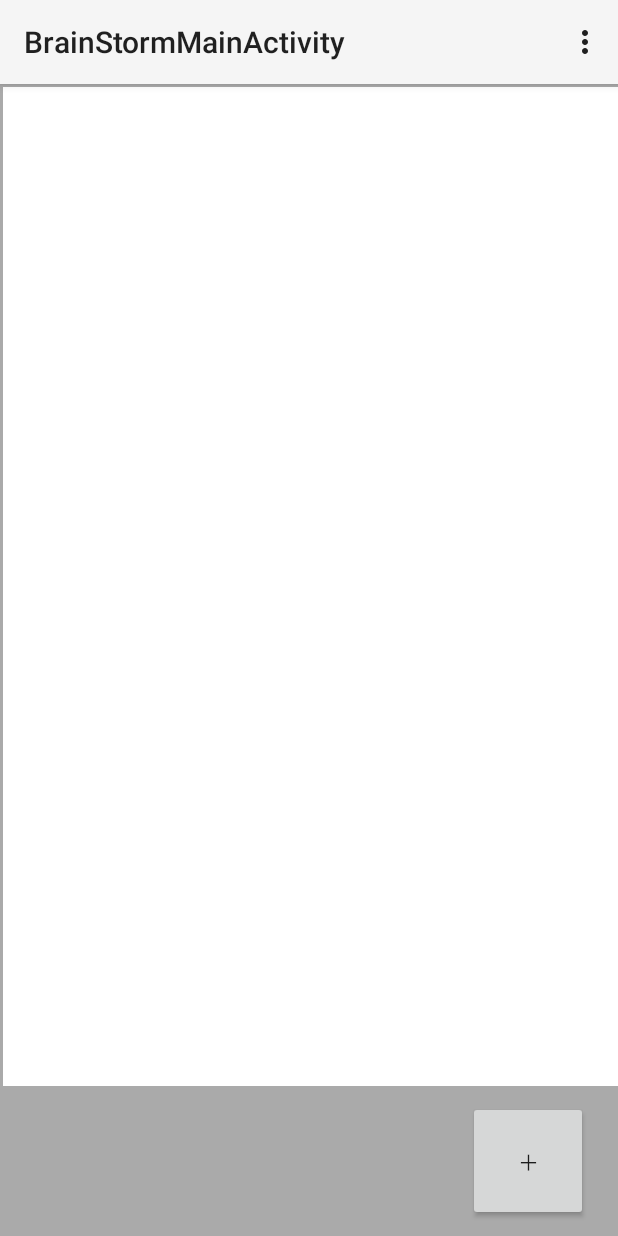
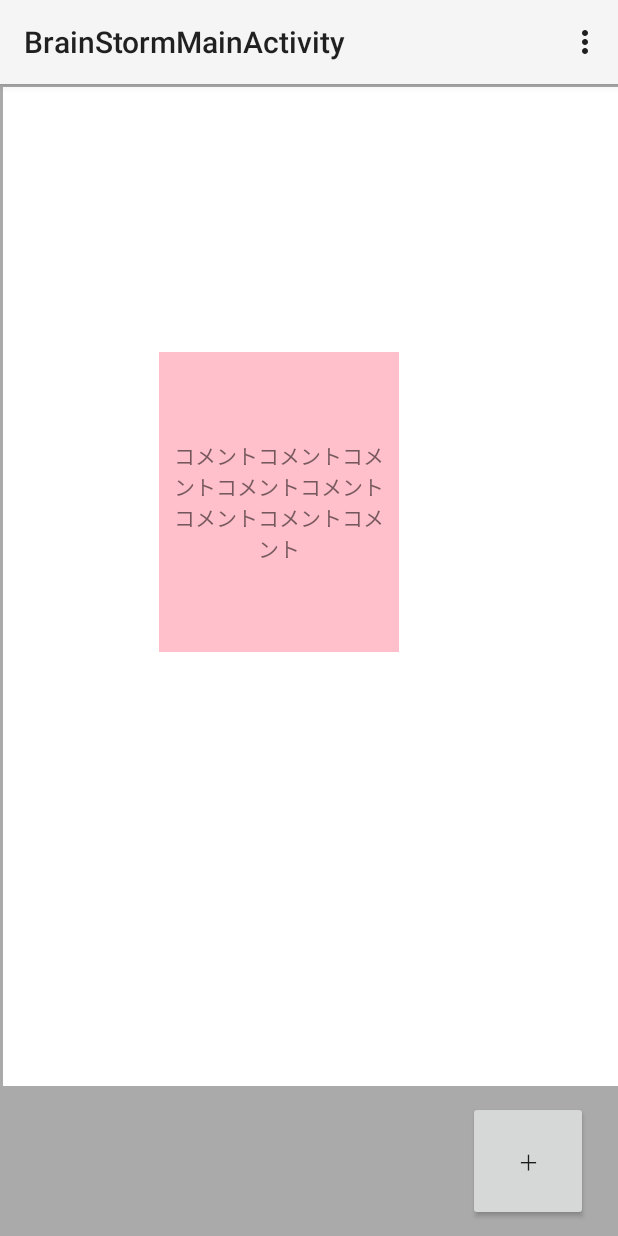
Before and after one commit to HSKKOU/TaBra, an Android app: the BrainStormMainActivity screen opened directly, with no data from a screen before it, in the options menu, after a tap on "Settings", on a phone screen of 412 x 824 dp. Run offline under Robolectric (Android 15) with nearby library versions, the phone set to English and light mode, and no system bars.

Commit message:
BrainStormMain: create function Adding Postit View

```diff
--- a/app/src/main/java/jp/ac/titech/itpro/sdl/tabra/Activity/BrainStorming/BrainStormMainActivityFragment.java
+++ b/app/src/main/java/jp/ac/titech/itpro/sdl/tabra/Activity/BrainStorming/Main/BrainStormMainActivityFragment.java
@@ -1,4 +1,4 @@
-package jp.ac.titech.itpro.sdl.tabra.Activity.BrainStorming;
+package jp.ac.titech.itpro.sdl.tabra.Activity.BrainStorming.Main;
 
 import android.app.Fragment;
 import android.graphics.Point;
@@ -26,6 +26,8 @@ public class BrainStormMainActivityFragment extends Fragment implements View.OnT
     private AbsoluteLayout mWhiteBoard;
     private Button mCreatePostitButton;
 
+    private PostitController mPostitCtrl;
+
     private float mDownX;
     private float mDownY;
 
@@ -49,6 +51,15 @@ public class BrainStormMainActivityFragment extends Fragment implements View.OnT
         mWhiteBoard = (AbsoluteLayout)v.findViewById(R.id.brainstorm_main_whiteboard);
         mCreatePostitButton = (Button)v.findViewById(R.id.brainstorm_main_create_postit_button);
 
+        mPostitCtrl = new PostitController(getActivity(), mWhiteBoard);
+
+        mCreatePostitButton.setOnClickListener(new View.OnClickListener() {
+            @Override
+            public void onClick(View v) {
+                pushCreateButton(v);
+            }
+        });
+
         WindowManager wm = getActivity().getWindowManager();
         Display display = wm.getDefaultDisplay();
 
@@ -59,11 +70,16 @@ public class BrainStormMainActivityFragment extends Fragment implements View.OnT
 
         int l = (mScrollW - mWhiteBoardW) / 2;
         int t = (mScrollH - mWhiteBoardH) / 2;
+        mPostitCtrl.setCenter(mScrollW/2, mScrollH/2);
         mWhiteBoard.layout(l, t, l + mWhiteBoardW, t + mWhiteBoardH);
 
         mWhiteBoard.setOnTouchListener(this);
 
         return v;
+    }
+
+    private void pushCreateButton(View v) {
+        mPostitCtrl.createPostit();
     }
 
     @Override
@@ -85,27 +101,14 @@ public class BrainStormMainActivityFragment extends Fragment implements View.OnT
             int r = l + w;
             int b = t + h;
 
-            if(l > kMargin){
-                l = kMargin;
-                r = l + w;
-            }
+            if(l > kMargin){l = kMargin;}
+            if(t > kMargin){t = kMargin;}
+            if(r < mScrollW - kMargin){l = mScrollW - kMargin - w;}
+            if(b < mScrollH - kMargin){t = mScrollH - kMargin - h;}
 
-            if(t > kMargin){
-                t = kMargin;
-                b = t + h;
-            }
-
-            if(r < mScrollW - kMargin){
-                r = mScrollW - kMargin;
-                l = r - w;
-            }
-
-            if(b < mScrollH - kMargin){
-                b = mScrollH - kMargin;
-                t = b - h;
-            }
-
-            v.layout(l, t, r, b);
+            v.setX(l);
+            v.setY(t);
+            mPostitCtrl.setCenter(mScrollW/2 - l - kMargin, mScrollH/2 - t - kMargin);
 
             return false;
         }
--- /dev/null
+++ b/app/src/main/java/jp/ac/titech/itpro/sdl/tabra/Activity/BrainStorming/Main/PostitController.java
@@ -0,0 +1,39 @@
+package jp.ac.titech.itpro.sdl.tabra.Activity.BrainStorming.Main;
+
+import android.content.Context;
+import android.graphics.Point;
+import android.view.View;
+import android.widget.AbsoluteLayout;
+
+/**
+ * Created by hskk1120551 on 15/07/20.
+ */
+public class PostitController {
+    private static final String TAG = PostitController.class.getSimpleName();
+
+    private Context mContext;
+    private AbsoluteLayout mParentView;
+    private PostitFactory mFactory;
+
+    private Point center = new Point(0,0);
+
+    public PostitController(Context context, AbsoluteLayout parent) {
+        this.mContext = context;
+        this.mParentView = parent;
+        this.mFactory = new PostitFactory(mContext, this);
+    }
+
+    public void createPostit() {
+        View postitview = mFactory.createPostitView();
+        mParentView.addView(postitview);
+    }
+
+    public Point getCenter() {
+        return this.center;
+    }
+
+    public void setCenter(int x, int y) {
+        this.center.x = x;
+        this.center.y = y;
+    }
+}
--- /dev/null
+++ b/app/src/main/java/jp/ac/titech/itpro/sdl/tabra/Activity/BrainStorming/Main/PostitFactory.java
@@ -0,0 +1,39 @@
+package jp.ac.titech.itpro.sdl.tabra.Activity.BrainStorming.Main;
+
+import android.content.Context;
+import android.graphics.Point;
+import android.view.LayoutInflater;
+import android.view.View;
+import android.widget.LinearLayout;
+
+import jp.ac.titech.itpro.sdl.tabra.R;
+
+/**
+ * Created by hskk1120551 on 15/07/20.
+ */
+public class PostitFactory {
+    private static final String TAG = PostitFactory.class.getSimpleName();
+
+    private Context mContext;
+    private LayoutInflater mInflater;
+    private PostitController mPostitCtrl;
+
+    private int mPostitW = 240;
+    private int mPostitH = 300;
+
+    public PostitFactory(Context context, PostitController pc) {
+        this.mContext = context;
+        mPostitCtrl = pc;
+        mInflater = (LayoutInflater)mContext.getSystemService(Context.LAYOUT_INFLATER_SERVICE);
+    }
+
+    public View createPostitView() {
+        View postit = mInflater.inflate(R.layout.postit, null);
+        Point center = mPostitCtrl.getCenter();
+        postit.setX(center.x - mPostitH/2);
+        postit.setY(center.y - mPostitH / 2);
+        LinearLayout.LayoutParams layoutParams = new LinearLayout.LayoutParams(mPostitW, mPostitH);
+        postit.setLayoutParams(layoutParams);
+        return postit;
+    }
+}
--- a/app/src/main/res/layout/activity_brain_storm_main.xml
+++ b/app/src/main/res/layout/activity_brain_storm_main.xml
@@ -13,7 +13,7 @@
 
         <fragment
             android:id="@+id/fragment"
-            android:name="jp.ac.titech.itpro.sdl.tabra.Activity.BrainStorming.BrainStormMainActivityFragment"
+            android:name="jp.ac.titech.itpro.sdl.tabra.Activity.BrainStorming.Main.BrainStormMainActivityFragment"
             tools:layout="@layout/fragment_brain_storm_main"
             android:layout_width="match_parent"
             android:layout_height="match_parent" />
--- a/app/src/main/res/layout/fragment_brain_storm_main.xml
+++ b/app/src/main/res/layout/fragment_brain_storm_main.xml
@@ -4,7 +4,7 @@
     android:layout_width="match_parent"
     android:layout_height="match_parent"
     android:orientation="vertical"
-    tools:context="jp.ac.titech.itpro.sdl.tabra.Activity.BrainStorming.BrainStormMainActivityFragment">
+    tools:context="jp.ac.titech.itpro.sdl.tabra.Activity.BrainStorming.Main.BrainStormMainActivityFragment">
 
 
     <LinearLayout
@@ -20,25 +20,6 @@
             android:layout_height="2000dp"
             android:background="@drawable/frame01"
             >
-
-            <LinearLayout
-                android:layout_width="120dp"
-                android:layout_height="150dp"
-                android:background="#ffc0cb"
-                android:layout_x="500dp"
-                android:layout_y="500dp"
-                >
-
-                <TextView
-                    android:layout_width="match_parent"
-                    android:layout_height="match_parent"
-                    android:padding="10dp"
-                    android:gravity="center"
-                    android:textAlignment="center"
-                    android:text="コメントコメントコメントコメントコメントコメントコメントコメント"
-                    />
-
-            </LinearLayout>
 
         </AbsoluteLayout>
 
--- a/app/src/main/res/layout/postit.xml
+++ b/app/src/main/res/layout/postit.xml
@@ -4,11 +4,10 @@
     android:layout_width="120dp"
     android:layout_height="150dp"
     android:background="#ffc0cb"
-    android:layout_x="500dp"
-    android:layout_y="500dp"
     >
 
     <TextView
+        android:id="@+id/postit_text"
         android:layout_width="match_parent"
         android:layout_height="match_parent"
         android:padding="10dp"
```
Also changed, not shown: app/src/main/java/jp/ac/titech/itpro/sdl/tabra/SQLite/Model/Item.java (+10 -1 lines), app/src/main/res/values/attrs.xml (added, +15 -0 lines).
